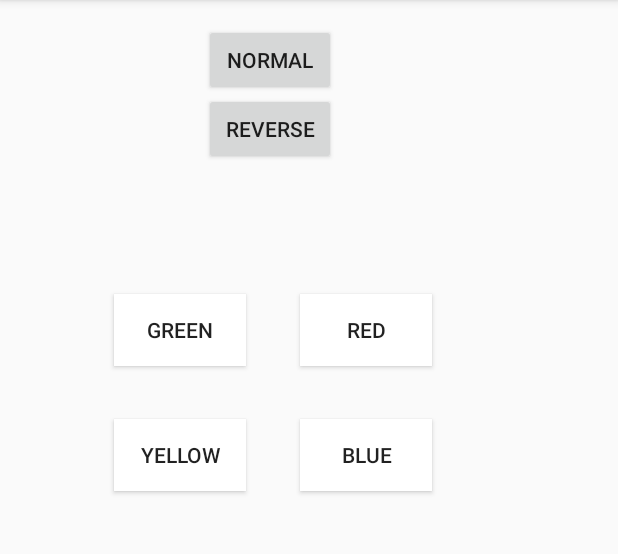
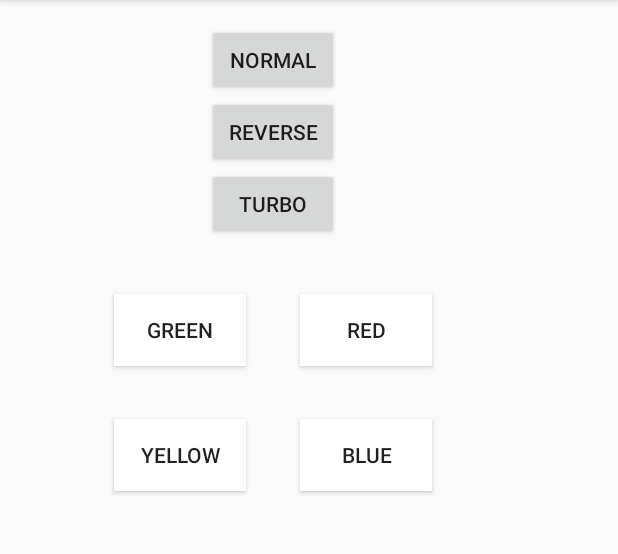
Before and after one commit to mcha83/Simon, an Android app: the screen it shows after launch (TestActivity), on a phone screen of 412 x 824 dp, the part 84-638 px from its top. Run offline under Robolectric (Android 15) with nearby library versions, the phone set to English and light mode, and no system bars.

Commit message:
add turbo game mode

```diff
--- a/app/src/main/java/com/bradleywilcox/simon/Simon.java
+++ b/app/src/main/java/com/bradleywilcox/simon/Simon.java
@@ -50,7 +50,7 @@ public class Simon {
     }
 
     public boolean isPressCorrect(Buttons button){
-        if(mode == GameMode.normal)
+        if(mode == GameMode.normal || mode == GameMode.turbo)
             return isPressCorrectNormal(button);
 
         if(mode == GameMode.backwards)
@@ -93,5 +93,8 @@ public class Simon {
         return isPlayersTurnOver;
     }
 
+    public GameMode getGameMode(){
+        return this.mode;
+    }
 
 }
--- a/app/src/main/java/com/bradleywilcox/simon/TestActivity.java
+++ b/app/src/main/java/com/bradleywilcox/simon/TestActivity.java
@@ -9,7 +9,7 @@ import android.widget.Button;
 import android.widget.Toast;
 
 public class TestActivity extends AppCompatActivity implements View.OnClickListener, ISimonActivity{
-    Button btnGreen, btnRed, btnYellow, btnBlue, btnStart, btnStartReverse;
+    Button btnGreen, btnRed, btnYellow, btnBlue, btnStart, btnStartReverse, btnStartTurbo;
     private Simon simon;
     private SimonRunner simonRunner;
     private Timer timer;
@@ -25,6 +25,7 @@ public class TestActivity extends AppCompatActivity implements View.OnClickListe
         btnBlue = (Button)findViewById(R.id.button4);
         btnStart = (Button)findViewById(R.id.btnStart);
         btnStartReverse = (Button)findViewById(R.id.btnStartReverse);
+        btnStartTurbo = (Button)findViewById(R.id.btnStartTurbo);
 
         btnGreen.setBackgroundColor(Color.WHITE);
         btnRed.setBackgroundColor(Color.WHITE);
@@ -37,6 +38,7 @@ public class TestActivity extends AppCompatActivity implements View.OnClickListe
         btnBlue.setOnClickListener(this);
         btnStart.setOnClickListener(this);
         btnStartReverse.setOnClickListener(this);
+        btnStartTurbo.setOnClickListener(this);
 
     }
 
@@ -50,6 +52,10 @@ public class TestActivity extends AppCompatActivity implements View.OnClickListe
         }
         else if(view == btnStartReverse){
             simon = new Simon(Simon.GameMode.backwards);
+            startSimonRunner();
+        }
+        else if(view == btnStartTurbo){
+            simon = new Simon(Simon.GameMode.turbo);
             startSimonRunner();
         }
         else {
@@ -90,8 +96,8 @@ public class TestActivity extends AppCompatActivity implements View.OnClickListe
 
     private void startTimer(){
         cancelTimer();
-        //default 5 seconds, may change for other game modes
-        timer = new Timer(this, 5);
+        // 5 seconds for normal modes, 1 second for turbo mode
+        timer = new Timer(this, simon.getGameMode() == Simon.GameMode.turbo ? 1 : 5);
         timer.execute();
     }
 
@@ -128,6 +134,6 @@ public class TestActivity extends AppCompatActivity implements View.OnClickListe
 
     @Override
     public void runnerDone(){
-       // startTimer();
+       startTimer();
     }
 }
--- a/app/src/main/res/layout/activity_test.xml
+++ b/app/src/main/res/layout/activity_test.xml
@@ -9,16 +9,6 @@
     android:paddingRight="@dimen/activity_horizontal_margin"
     android:paddingTop="@dimen/activity_vertical_margin"
     tools:context="com.bradleywilcox.simon.TestActivity">
-
-    <Button
-        android:text="Reverse"
-        android:layout_width="wrap_content"
-        android:layout_height="wrap_content"
-        android:layout_alignParentTop="true"
-        android:layout_alignStart="@+id/button"
-        android:layout_marginStart="60dp"
-        android:layout_marginTop="46dp"
-        android:id="@+id/btnStartReverse" />
 
     <Button
         android:text="Green"
@@ -63,4 +53,21 @@
         android:id="@+id/btnStart"
         android:layout_alignParentTop="true"
         android:layout_alignStart="@+id/btnStartReverse" />
+
+    <Button
+        android:text="Turbo"
+        android:layout_width="wrap_content"
+        android:layout_height="wrap_content"
+        android:layout_marginStart="62dp"
+        android:id="@+id/btnStartTurbo"
+        android:layout_below="@+id/btnStartReverse"
+        android:layout_alignStart="@+id/button" />
+
+    <Button
+        android:text="Reverse"
+        android:layout_width="wrap_content"
+        android:layout_height="wrap_content"
+        android:id="@+id/btnStartReverse"
+        android:layout_below="@+id/btnStart"
+        android:layout_alignStart="@+id/btnStartTurbo" />
 </RelativeLayout>
```
Also changed, not shown: app/src/main/java/com/bradleywilcox/simon/SimonRunner.java (+11 -2 lines).
